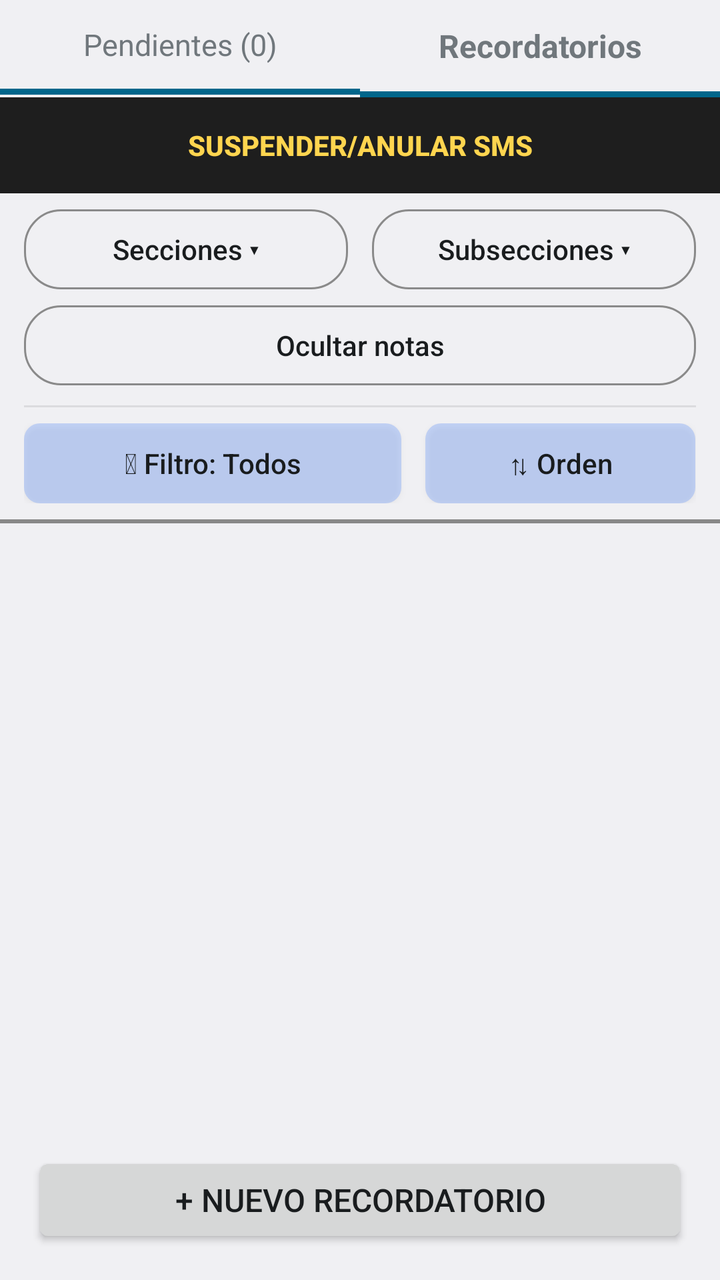
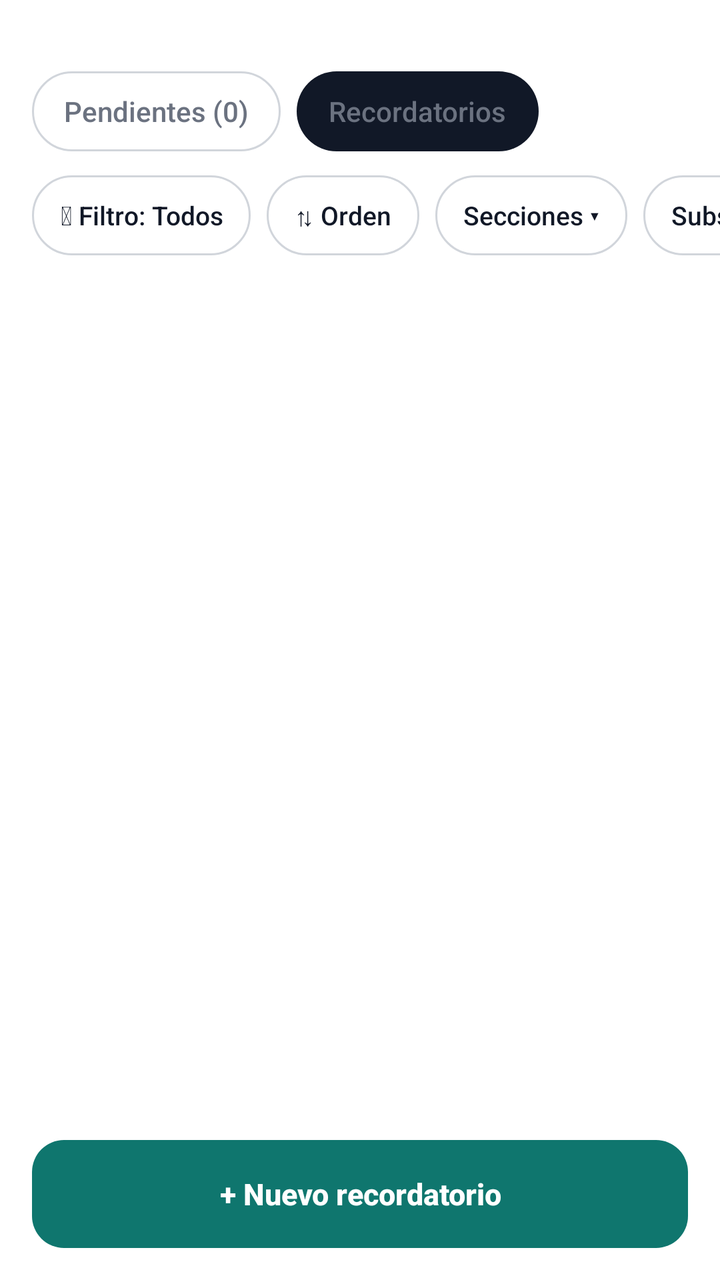

Two renders of the same Android screen: before a commit and after it. Below are the layout's source before the change and the commit's diff.
<!-- AndroidManifest.xml: application theme Tema -->
<!-- res/layout/activity_main.xml -->
<?xml version="1.0" encoding="utf-8"?>
<LinearLayout xmlns:android="http://schemas.android.com/apk/res/android"
    android:layout_width="match_parent"
    android:layout_height="match_parent"
    android:orientation="vertical">

    <TextView
        android:id="@+id/aviso"
        android:layout_width="match_parent"
        android:layout_height="wrap_content"
        android:background="#FFF4CE"
        android:padding="14dp"
        android:textColor="#5C4400"
        android:textSize="15sp"
        android:visibility="gone" />

    
    <TextView
        android:id="@+id/avisoVersion"
        android:layout_width="match_parent"
        android:layout_height="wrap_content"
        android:background="#F59E0B"
        android:padding="12dp"
        android:textColor="#1C1F26"
        android:textSize="15sp"
        android:textStyle="bold"
        android:visibility="gone" />

    
    <LinearLayout
        android:layout_width="match_parent"
        android:layout_height="wrap_content"
        android:orientation="horizontal">

        <LinearLayout
            android:id="@+id/tabPendientes"
            android:layout_width="0dp"
            android:layout_height="wrap_content"
            android:layout_weight="1"
            android:background="?android:attr/selectableItemBackground"
            android:orientation="vertical">

            <TextView
                android:id="@+id/tvTabPendientes"
                android:layout_width="match_parent"
                android:layout_height="wrap_content"
                android:gravity="center"
                android:paddingVertical="12dp"
                android:text="Pendientes (0)"
                android:textSize="15sp" />

            <View
                android:id="@+id/indPendientes"
                android:layout_width="match_parent"
                android:layout_height="3dp"
                android:background="?android:attr/colorAccent" />
        </LinearLayout>

        <LinearLayout
            android:id="@+id/tabRecordatorios"
            android:layout_width="0dp"
            android:layout_height="wrap_content"
            android:layout_weight="1"
            android:background="?android:attr/selectableItemBackground"
            android:orientation="vertical">

            <TextView
                android:id="@+id/tvTabRecordatorios"
                android:layout_width="match_parent"
                android:layout_height="wrap_content"
                android:gravity="center"
                android:paddingVertical="12dp"
                android:text="Recordatorios"
                android:textSize="16sp"
                android:textStyle="bold" />

            <View
                android:id="@+id/indRecordatorios"
                android:layout_width="match_parent"
                android:layout_height="3dp"
                android:background="?android:attr/colorAccent" />
        </LinearLayout>
    </LinearLayout>

    
    <LinearLayout
        android:id="@+id/panelPendientes"
        android:layout_width="match_parent"
        android:layout_height="0dp"
        android:layout_weight="1"
        android:orientation="vertical"
        android:visibility="gone">

        <ScrollView
            android:layout_width="match_parent"
            android:layout_height="0dp"
            android:layout_weight="1">

            <LinearLayout
                android:id="@+id/listaPendientes"
                android:layout_width="match_parent"
                android:layout_height="wrap_content"
                android:orientation="vertical"
                android:padding="8dp" />
        </ScrollView>

        <Button
            android:id="@+id/btnNuevoPendiente"
            android:layout_width="match_parent"
            android:layout_height="wrap_content"
            android:layout_margin="16dp"
            android:text="Carga de «Pendiente»"
            android:textSize="16sp" />
    </LinearLayout>

    
    <LinearLayout
        android:id="@+id/panelRecordatorios"
        android:layout_width="match_parent"
        android:layout_height="0dp"
        android:layout_weight="1"
        android:orientation="vertical">

        
        <LinearLayout
            android:layout_width="match_parent"
            android:layout_height="wrap_content"
            android:background="#1E1E1E"
            android:orientation="vertical">

            <Button
                android:id="@+id/btnSms"
                style="?android:attr/borderlessButtonStyle"
                android:layout_width="match_parent"
                android:layout_height="wrap_content"
                android:text="Suspender/Anular SMS"
                android:textColor="#FFD54F"
                android:textStyle="bold" />

            <TextView
                android:id="@+id/avisoSms"
                android:layout_width="match_parent"
                android:layout_height="wrap_content"
                android:background="#B3261E"
                android:gravity="center"
                android:padding="10dp"
                android:text="Envíos SMS se encuentran SUSPENDIDOS/ANULADOS"
                android:textColor="#FFFFFF"
                android:textSize="15sp"
                android:textStyle="bold"
                android:visibility="gone" />
        </LinearLayout>

        
        <LinearLayout
            android:layout_width="match_parent"
            android:layout_height="wrap_content"
            android:orientation="horizontal"
            android:paddingHorizontal="12dp"
            android:paddingTop="8dp">

            <Button
                android:id="@+id/btnSecciones"
                android:layout_width="0dp"
                android:layout_height="40dp"
                android:layout_marginEnd="6dp"
                android:layout_weight="1"
                android:background="@drawable/boton_borde"
                android:text="Secciones ▾"
                android:textAllCaps="false" />

            <Button
                android:id="@+id/btnSubsecciones"
                android:layout_width="0dp"
                android:layout_height="40dp"
                android:layout_marginStart="6dp"
                android:layout_weight="1"
                android:background="@drawable/boton_borde"
                android:text="Subsecciones ▾"
                android:textAllCaps="false" />
        </LinearLayout>

        <Button
            android:id="@+id/btnNotas"
            android:layout_width="match_parent"
            android:layout_height="40dp"
            android:layout_marginHorizontal="12dp"
            android:layout_marginTop="8dp"
            android:background="@drawable/boton_borde"
            android:text="Ocultar notas"
            android:textAllCaps="false" />

        
        <View
            android:layout_width="match_parent"
            android:layout_height="1dp"
            android:layout_marginHorizontal="12dp"
            android:layout_marginTop="10dp"
            android:background="#33888888" />

        
        <LinearLayout
            android:layout_width="match_parent"
            android:layout_height="wrap_content"
            android:orientation="horizontal"
            android:paddingHorizontal="12dp"
            android:paddingVertical="8dp">

            <Button
                android:id="@+id/btnFiltro"
                android:layout_width="0dp"
                android:layout_height="40dp"
                android:layout_marginEnd="6dp"
                android:layout_weight="1.4"
                android:background="@drawable/boton_tonal"
                android:text="⏷ Filtro: Todos"
                android:textAllCaps="false" />

            <Button
                android:id="@+id/btnOrden"
                android:layout_width="0dp"
                android:layout_height="40dp"
                android:layout_marginStart="6dp"
                android:layout_weight="1"
                android:background="@drawable/boton_tonal"
                android:text="⇅ Orden"
                android:textAllCaps="false" />
        </LinearLayout>

        <TextView
            android:id="@+id/avisoFiltro"
            android:layout_width="match_parent"
            android:layout_height="wrap_content"
            android:background="?android:attr/colorAccent"
            android:gravity="center"
            android:padding="6dp"
            android:textColor="#FFFFFF"
            android:visibility="gone" />

        
        <View
            android:layout_width="match_parent"
            android:layout_height="2dp"
            android:background="#888888" />

        <LinearLayout
            android:id="@+id/barraSeleccion"
            android:layout_width="match_parent"
            android:layout_height="wrap_content"
            android:background="#333D7BFD"
            android:gravity="center_vertical"
            android:orientation="horizontal"
            android:paddingHorizontal="12dp"
            android:visibility="gone">

            <TextView
                android:id="@+id/tvSeleccion"
                android:layout_width="0dp"
                android:layout_height="wrap_content"
                android:layout_weight="1"
                android:textStyle="bold" />

            <Button
                android:id="@+id/btnAcciones"
                style="?android:attr/borderlessButtonStyle"
                android:layout_width="wrap_content"
                android:layout_height="wrap_content"
                android:text="Acciones ▾" />

            <Button
                android:id="@+id/btnCancelarSeleccion"
                style="?android:attr/borderlessButtonStyle"
                android:layout_width="wrap_content"
                android:layout_height="wrap_content"
                android:text="Cancelar" />
        </LinearLayout>

        <ScrollView
            android:layout_width="match_parent"
            android:layout_height="0dp"
            android:layout_weight="1">

            <LinearLayout
                android:id="@+id/lista"
                android:layout_width="match_parent"
                android:layout_height="wrap_content"
                android:orientation="vertical"
                android:padding="8dp" />
        </ScrollView>

        <Button
            android:id="@+id/btnNuevo"
            android:layout_width="match_parent"
            android:layout_height="wrap_content"
            android:layout_margin="16dp"
            android:text="+ Nuevo recordatorio"
            android:textSize="16sp" />
    </LinearLayout>
</LinearLayout>
<!-- resources referenced by this layout -->
<resources>
  <!-- drawable boton_borde (drawable) -->
  <?xml version="1.0" encoding="utf-8"?>
  <shape xmlns:android="http://schemas.android.com/apk/res/android" android:shape="rectangle">
      <corners android:radius="18dp" />
      <stroke android:width="1dp" android:color="#8A8A8A" />
      <solid android:color="#00000000" />
  </shape>
  <!-- drawable boton_tonal (drawable) -->
  <?xml version="1.0" encoding="utf-8"?>
  <shape xmlns:android="http://schemas.android.com/apk/res/android" android:shape="rectangle">
      <corners android:radius="8dp" />
      <solid android:color="#403D7BFD" />
  </shape>
  <style name="Tema" parent="android:Theme.DeviceDefault.DayNight" />
</resources>

<!-- the commit's change to res/layout/activity_main.xml (unified diff, before → after) -->
@@ -2,15 +2,19 @@
 <LinearLayout xmlns:android="http://schemas.android.com/apk/res/android"
     android:layout_width="match_parent"
     android:layout_height="match_parent"
+    android:background="@color/fondo"
     android:orientation="vertical">
 
     <TextView
         android:id="@+id/aviso"
         android:layout_width="match_parent"
         android:layout_height="wrap_content"
-        android:background="#FFF4CE"
+        android:layout_marginHorizontal="16dp"
+        android:layout_marginBottom="8dp"
+        android:background="@drawable/boton"
+        android:backgroundTint="@color/aviso_fondo"
         android:padding="14dp"
-        android:textColor="#5C4400"
+        android:textColor="@color/aviso_texto"
         android:textSize="15sp"
         android:visibility="gone" />
 
@@ -19,66 +23,77 @@
         android:id="@+id/avisoVersion"
         android:layout_width="match_parent"
         android:layout_height="wrap_content"
-        android:background="#F59E0B"
+        android:layout_marginHorizontal="16dp"
+        android:layout_marginBottom="8dp"
+        android:background="@drawable/boton_principal"
         android:padding="12dp"
-        android:textColor="#1C1F26"
+        android:textColor="@color/sobre_acento"
         android:textSize="15sp"
         android:textStyle="bold"
         android:visibility="gone" />
 
     
-    <LinearLayout
-        android:layout_width="match_parent"
-        android:layout_height="wrap_content"
-        android:orientation="horizontal">
+    <TextView
+        android:id="@+id/tvSemana"
+        android:layout_width="match_parent"
+        android:layout_height="wrap_content"
+        android:paddingHorizontal="20dp"
+        android:paddingTop="2dp"
+        android:textColor="@color/texto2"
+        android:textSize="13sp"
+        android:fontFamily="sans-serif-medium" />
+
+    <LinearLayout
+        android:id="@+id/semana"
+        android:layout_width="match_parent"
+        android:layout_height="wrap_content"
+        android:orientation="horizontal"
+        android:paddingHorizontal="14dp"
+        android:paddingVertical="8dp" />
+
+    
+    <LinearLayout
+        android:layout_width="match_parent"
+        android:layout_height="wrap_content"
+        android:orientation="horizontal"
+        android:paddingHorizontal="16dp"
+        android:paddingBottom="4dp">
 
         <LinearLayout
             android:id="@+id/tabPendientes"
-            android:layout_width="0dp"
-            android:layout_height="wrap_content"
-            android:layout_weight="1"
-            android:background="?android:attr/selectableItemBackground"
-            android:orientation="vertical">
+            android:layout_width="wrap_content"
+            android:layout_height="40dp"
+            android:layout_marginEnd="8dp"
+            android:background="@drawable/chip"
+            android:gravity="center"
+            android:orientation="vertical"
+            android:paddingHorizontal="16dp">
 
             <TextView
                 android:id="@+id/tvTabPendientes"
-                android:layout_width="match_parent"
-                android:layout_height="wrap_content"
-                android:gravity="center"
-                android:paddingVertical="12dp"
+                android:layout_width="wrap_content"
+                android:layout_height="wrap_content"
+                android:fontFamily="sans-serif-medium"
                 android:text="Pendientes (0)"
-                android:textSize="15sp" />
-
-            <View
-                android:id="@+id/indPendientes"
-                android:layout_width="match_parent"
-                android:layout_height="3dp"
-                android:background="?android:attr/colorAccent" />
+                android:textSize="14sp" />
         </LinearLayout>
 
         <LinearLayout
             android:id="@+id/tabRecordatorios"
-            android:layout_width="0dp"
-            android:layout_height="wrap_content"
-            android:layout_weight="1"
-            android:background="?android:attr/selectableItemBackground"
-            android:orientation="vertical">
+            android:layout_width="wrap_content"
+            android:layout_height="40dp"
+            android:background="@drawable/chip_on"
+            android:gravity="center"
+            android:orientation="vertical"
+            android:paddingHorizontal="16dp">
 
             <TextView
                 android:id="@+id/tvTabRecordatorios"
-                android:layout_width="match_parent"
-                android:layout_height="wrap_content"
-                android:gravity="center"
-                android:paddingVertical="12dp"
+                android:layout_width="wrap_content"
+                android:layout_height="wrap_content"
+                android:fontFamily="sans-serif-medium"
                 android:text="Recordatorios"
-                android:textSize="16sp"
-                android:textStyle="bold" />
-
-            <View
-                android:id="@+id/indRecordatorios"
-                android:layout_width="match_parent"
-                android:layout_height="3dp"
-                android:background="?android:attr/colorAccent" />
+                android:textSize="14sp" />
         </LinearLayout>
     </LinearLayout>
 
@@ -101,16 +116,17 @@
                 android:layout_width="match_parent"
                 android:layout_height="wrap_content"
                 android:orientation="vertical"
-                android:padding="8dp" />
+                android:paddingHorizontal="16dp"
+                android:paddingTop="8dp" />
         </ScrollView>
 
         <Button
             android:id="@+id/btnNuevoPendiente"
+            style="@style/Boton.Principal"
             android:layout_width="match_parent"
             android:layout_height="wrap_content"
             android:layout_margin="16dp"
-            android:text="Carga de «Pendiente»"
-            android:textSize="16sp" />
+            android:text="+ Carga de «Pendiente»" />
     </LinearLayout>
 
     
@@ -122,135 +138,107 @@
         android:orientation="vertical">
 
         
-        <LinearLayout
-            android:layout_width="match_parent"
-            android:layout_height="wrap_content"
-            android:background="#1E1E1E"
-            android:orientation="vertical">
-
-            <Button
-                android:id="@+id/btnSms"
-                style="?android:attr/borderlessButtonStyle"
-                android:layout_width="match_parent"
-                android:layout_height="wrap_content"
-                android:text="Suspender/Anular SMS"
-                android:textColor="#FFD54F"
-                android:textStyle="bold" />
-
-            <TextView
-                android:id="@+id/avisoSms"
-                android:layout_width="match_parent"
-                android:layout_height="wrap_content"
-                android:background="#B3261E"
-                android:gravity="center"
-                android:padding="10dp"
-                android:text="Envíos SMS se encuentran SUSPENDIDOS/ANULADOS"
-                android:textColor="#FFFFFF"
-                android:textSize="15sp"
-                android:textStyle="bold"
-                android:visibility="gone" />
-        </LinearLayout>
-
-        
-        <LinearLayout
-            android:layout_width="match_parent"
-            android:layout_height="wrap_content"
-            android:orientation="horizontal"
-            android:paddingHorizontal="12dp"
-            android:paddingTop="8dp">
-
-            <Button
-                android:id="@+id/btnSecciones"
-                android:layout_width="0dp"
-                android:layout_height="40dp"
-                android:layout_marginEnd="6dp"
-                android:layout_weight="1"
-                android:background="@drawable/boton_borde"
-                android:text="Secciones ▾"
-                android:textAllCaps="false" />
-
-            <Button
-                android:id="@+id/btnSubsecciones"
-                android:layout_width="0dp"
-                android:layout_height="40dp"
-                android:layout_marginStart="6dp"
-                android:layout_weight="1"
-                android:background="@drawable/boton_borde"
-                android:text="Subsecciones ▾"
-                android:textAllCaps="false" />
-        </LinearLayout>
-
-        <Button
-            android:id="@+id/btnNotas"
-            android:layout_width="match_parent"
-            android:layout_height="40dp"
-            android:layout_marginHorizontal="12dp"
-            android:layout_marginTop="8dp"
-            android:background="@drawable/boton_borde"
-            android:text="Ocultar notas"
-            android:textAllCaps="false" />
-
-        
-        <View
-            android:layout_width="match_parent"
-            android:layout_height="1dp"
-            android:layout_marginHorizontal="12dp"
-            android:layout_marginTop="10dp"
-            android:background="#33888888" />
-
-        
-        <LinearLayout
-            android:layout_width="match_parent"
-            android:layout_height="wrap_content"
-            android:orientation="horizontal"
-            android:paddingHorizontal="12dp"
-            android:paddingVertical="8dp">
-
-            <Button
-                android:id="@+id/btnFiltro"
-                android:layout_width="0dp"
-                android:layout_height="40dp"
-                android:layout_marginEnd="6dp"
-                android:layout_weight="1.4"
-                android:background="@drawable/boton_tonal"
-                android:text="⏷ Filtro: Todos"
-                android:textAllCaps="false" />
-
-            <Button
-                android:id="@+id/btnOrden"
-                android:layout_width="0dp"
-                android:layout_height="40dp"
-                android:layout_marginStart="6dp"
-                android:layout_weight="1"
-                android:background="@drawable/boton_tonal"
-                android:text="⇅ Orden"
-                android:textAllCaps="false" />
-        </LinearLayout>
+        <HorizontalScrollView
+            android:layout_width="match_parent"
+            android:layout_height="wrap_content"
+            android:clipToPadding="false"
+            android:paddingHorizontal="16dp"
+            android:paddingVertical="8dp"
+            android:scrollbars="none">
+
+            <LinearLayout
+                android:layout_width="wrap_content"
+                android:layout_height="wrap_content"
+                android:orientation="horizontal">
+
+                <Button
+                    android:id="@+id/btnFiltro"
+                    style="@style/Boton.Chip"
+                    android:layout_width="wrap_content"
+                    android:layout_height="40dp"
+                    android:layout_marginEnd="8dp"
+                    android:text="⏷ Filtro: Todos" />
+
+                <Button
+                    android:id="@+id/btnOrden"
+                    style="@style/Boton.Chip"
+                    android:layout_width="wrap_content"
+                    android:layout_height="40dp"
+                    android:layout_marginEnd="8dp"
+                    android:text="⇅ Orden" />
+
+                <Button
+                    android:id="@+id/btnSecciones"
+                    style="@style/Boton.Chip"
+                    android:layout_width="wrap_content"
+                    android:layout_height="40dp"
+                    android:layout_marginEnd="8dp"
+                    android:text="Secciones ▾" />
+
+                <Button
+                    android:id="@+id/btnSubsecciones"
+                    style="@style/Boton.Chip"
+                    android:layout_width="wrap_content"
+                    android:layout_height="40dp"
+                    android:layout_marginEnd="8dp"
+                    android:text="Subsecciones ▾" />
+
+                <Button
+                    android:id="@+id/btnNotas"
+                    style="@style/Boton.Chip"
+                    android:layout_width="wrap_content"
+                    android:layout_height="40dp"
+                    android:layout_marginEnd="8dp"
+                    android:text="Ocultar notas" />
+
+                <Button
+                    android:id="@+id/btnSms"
+                    style="@style/Boton.Chip"
+                    android:layout_width="wrap_content"
+                    android:layout_height="40dp"
+                    android:text="Suspender/Anular SMS" />
+            </LinearLayout>
+        </HorizontalScrollView>
+
+        <TextView
+            android:id="@+id/avisoSms"
+            android:layout_width="match_parent"
+            android:layout_height="wrap_content"
+            android:layout_marginHorizontal="16dp"
+            android:layout_marginBottom="6dp"
+            android:background="@drawable/boton"
+            android:backgroundTint="@color/rojo_suave"
+            android:gravity="center"
+            android:padding="10dp"
+            android:text="Envíos SMS se encuentran SUSPENDIDOS/ANULADOS"
+            android:textColor="@color/rojo"
+            android:textSize="14sp"
+            android:textStyle="bold"
+            android:visibility="gone" />
 
         <TextView
             android:id="@+id/avisoFiltro"
             android:layout_width="match_parent"
             android:layout_height="wrap_content"
-            android:background="?android:attr/colorAccent"
-            android:gravity="center"
-            android:padding="6dp"
-            android:textColor="#FFFFFF"
+            android:layout_marginHorizontal="16dp"
+            android:layout_marginBottom="6dp"
+            android:background="@drawable/boton"
+            android:backgroundTint="@color/acento_suave"
+            android:gravity="center"
+            android:padding="8dp"
+            android:textColor="@color/texto"
+            android:textSize="13sp"
             android:visibility="gone" />
-
-        
-        <View
-            android:layout_width="match_parent"
-            android:layout_height="2dp"
-            android:background="#888888" />
 
         <LinearLayout
             android:id="@+id/barraSeleccion"
             android:layout_width="match_parent"
             android:layout_height="wrap_content"
-            android:background="#333D7BFD"
+            android:layout_marginHorizontal="16dp"
+            android:background="@drawable/boton"
             android:gravity="center_vertical"
             android:orientation="horizontal"
-            android:paddingHorizontal="12dp"
+            android:paddingStart="14dp"
             android:visibility="gone">
 
             <TextView
@@ -265,6 +253,8 @@
                 style="?android:attr/borderlessButtonStyle"
                 android:layout_width="wrap_content"
                 android:layout_height="wrap_content"
+                android:textAllCaps="false"
+                android:textColor="@color/acento"
                 android:text="Acciones ▾" />
 
             <Button
@@ -272,6 +262,8 @@
                 style="?android:attr/borderlessButtonStyle"
                 android:layout_width="wrap_content"
                 android:layout_height="wrap_content"
+                android:textAllCaps="false"
+                android:textColor="@color/texto2"
                 android:text="Cancelar" />
         </LinearLayout>
 
@@ -285,15 +277,16 @@
                 android:layout_width="match_parent"
                 android:layout_height="wrap_content"
                 android:orientation="vertical"
-                android:padding="8dp" />
+                android:paddingHorizontal="16dp"
+                android:paddingBottom="8dp" />
         </ScrollView>
 
         <Button
             android:id="@+id/btnNuevo"
+            style="@style/Boton.Principal"
             android:layout_width="match_parent"
             android:layout_height="wrap_content"
             android:layout_margin="16dp"
-            android:text="+ Nuevo recordatorio"
-            android:textSize="16sp" />
+            android:text="+ Nuevo recordatorio" />
     </LinearLayout>
 </LinearLayout>
<!-- resource entries referenced after the edit -->
@@ -1,18 +1,114 @@
 <!-- resources referenced by this layout -->
 <resources>
-  <!-- drawable boton_borde (drawable) -->
+  <color name="acento">#0F766E</color>
+  <color name="acento_suave">#CCFBF1</color>
+  <color name="aviso_fondo">#FEF3C7</color>
+  <color name="aviso_texto">#78350F</color>
+  <color name="fondo">#FFFFFF</color>
+  <color name="rojo">#B91C1C</color>
+  <color name="rojo_suave">#FEE2E2</color>
+  <color name="sobre_acento">#FFFFFF</color>
+  <color name="texto">#111827</color>
+  <color name="texto2">#4B5563</color>
+  <!-- drawable boton (drawable) -->
+  <?xml version="1.0" encoding="utf-8"?>
+  <ripple xmlns:android="http://schemas.android.com/apk/res/android" android:color="?android:attr/colorControlHighlight">
+      <item><shape android:shape="rectangle"><corners android:radius="14dp" /><solid android:color="@color/superficie" /></shape></item>
+  </ripple>
+  <!-- drawable boton_principal (drawable) -->
+  <?xml version="1.0" encoding="utf-8"?>
+  <ripple xmlns:android="http://schemas.android.com/apk/res/android" android:color="?android:attr/colorControlHighlight">
+      <item><shape android:shape="rectangle"><corners android:radius="16dp" /><solid android:color="@color/acento" /></shape></item>
+  </ripple>
+  <!-- drawable chip (drawable) -->
+  <?xml version="1.0" encoding="utf-8"?>
+  <ripple xmlns:android="http://schemas.android.com/apk/res/android" android:color="?android:attr/colorControlHighlight">
+      <item><shape android:shape="rectangle"><corners android:radius="999dp" /><solid android:color="@color/fondo" /><stroke android:width="1dp" android:color="@color/borde" /></shape></item>
+  </ripple>
+  <!-- drawable chip_on (drawable) -->
+  <?xml version="1.0" encoding="utf-8"?>
+  <ripple xmlns:android="http://schemas.android.com/apk/res/android" android:color="?android:attr/colorControlHighlight">
+      <item><shape android:shape="rectangle"><corners android:radius="999dp" /><solid android:color="@color/tab_on" /></shape></item>
+  </ripple>
+  <style name="Boton.Chip">
+          <item name="android:background">@drawable/chip</item>
+          <item name="android:textSize">13sp</item>
+          <item name="android:minHeight">40dp</item>
+          <item name="android:minWidth">0dp</item>
+          <item name="android:paddingStart">14dp</item>
+          <item name="android:paddingEnd">14dp</item>
+      </style>
+  <style name="Boton.Principal">
+          <item name="android:background">@drawable/boton_principal</item>
+          <item name="android:textColor">@color/sobre_acento</item>
+          <item name="android:textStyle">bold</item>
+          <item name="android:minHeight">54dp</item>
+      </style>
+  <style name="Tema" parent="TemaBase" />
+  <color name="superficie">#F1F5F4</color>
+  <color name="borde">#D1D5DB</color>
+  <color name="tab_on">#111827</color>
+  <style name="TemaBase" parent="android:Theme.DeviceDefault.DayNight">
+          <item name="android:colorBackground">@color/fondo</item>
+          <item name="android:windowBackground">@color/fondo</item>
+          <item name="android:colorPrimary">@color/acento</item>
+          <item name="android:colorAccent">@color/acento</item>
+          <item name="android:colorControlActivated">@color/acento</item>
+          <item name="android:colorControlNormal">@color/texto2</item>
+          <item name="android:textColorPrimary">@color/texto</item>
+          <item name="android:textColorSecondary">@color/texto2</item>
+          <item name="android:textColorTertiary">@color/texto3</item>
+          <item name="android:textColorHint">@color/texto3</item>
+          <item name="android:statusBarColor">@color/fondo</item>
+          <item name="android:navigationBarColor">@color/fondo</item>
+          <item name="android:windowLightStatusBar">@bool/barras_claras</item>
+          <item name="android:windowLightNavigationBar">@bool/barras_claras</item>
+          <item name="android:actionBarStyle">@style/BarraSuperior</item>
+          <item name="android:buttonStyle">@style/Boton</item>
+          <item name="android:editTextStyle">@style/Campo</item>
+          <item name="android:spinnerStyle">@style/Selector</item>
+      </style>
+  <color name="texto3">#6B7280</color>
+  <style name="BarraSuperior" parent="android:Widget.DeviceDefault.ActionBar.Solid">
+          <item name="android:background">@color/fondo</item>
+          <item name="android:elevation">0dp</item>
+          <item name="android:titleTextStyle">@style/BarraSuperior.Titulo</item>
+      </style>
+  <style name="Boton" parent="android:Widget.DeviceDefault.Button">
+          <item name="android:background">@drawable/boton</item>
+          <item name="android:textColor">@color/texto</item>
+          <item name="android:textAllCaps">false</item>
+          <item name="android:textSize">15sp</item>
+          <item name="android:fontFamily">sans-serif-medium</item>
+          <item name="android:minHeight">48dp</item>
+          <item name="android:paddingStart">16dp</item>
+          <item name="android:paddingEnd">16dp</item>
+          <item name="android:stateListAnimator">@null</item>
+      </style>
+  <style name="Campo" parent="android:Widget.DeviceDefault.EditText">
+          <item name="android:background">@drawable/campo</item>
+          <item name="android:paddingStart">14dp</item>
+          <item name="android:paddingEnd">14dp</item>
+          <item name="android:paddingTop">12dp</item>
+          <item name="android:paddingBottom">12dp</item>
+          <item name="android:textColor">@color/texto</item>
+          <item name="android:textColorHint">@color/texto3</item>
+      </style>
+  <style name="Selector" parent="android:Widget.DeviceDefault.Spinner">
+          <item name="android:background">@drawable/campo</item>
+          <item name="android:minHeight">48dp</item>
+      </style>
+  <style name="BarraSuperior.Titulo" parent="android:TextAppearance.DeviceDefault.Widget.ActionBar.Title">
+          <item name="android:textColor">@color/texto</item>
+          <item name="android:textSize">22sp</item>
+          <item name="android:textStyle">bold</item>
+      </style>
+  <!-- drawable campo (drawable) -->
   <?xml version="1.0" encoding="utf-8"?>
   <shape xmlns:android="http://schemas.android.com/apk/res/android" android:shape="rectangle">
-      <corners android:radius="18dp" />
-      <stroke android:width="1dp" android:color="#8A8A8A" />
-      <solid android:color="#00000000" />
+      <corners android:radius="14dp" />
+      <solid android:color="@color/fondo" />
+      <stroke android:width="1dp" android:color="@color/borde" />
   </shape>
-  <!-- drawable boton_tonal (drawable) -->
-  <?xml version="1.0" encoding="utf-8"?>
-  <shape xmlns:android="http://schemas.android.com/apk/res/android" android:shape="rectangle">
-      <corners android:radius="8dp" />
-      <solid android:color="#403D7BFD" />
-  </shape>
-  <style name="Tema" parent="android:Theme.DeviceDefault.DayNight" />
 </resources>
 
